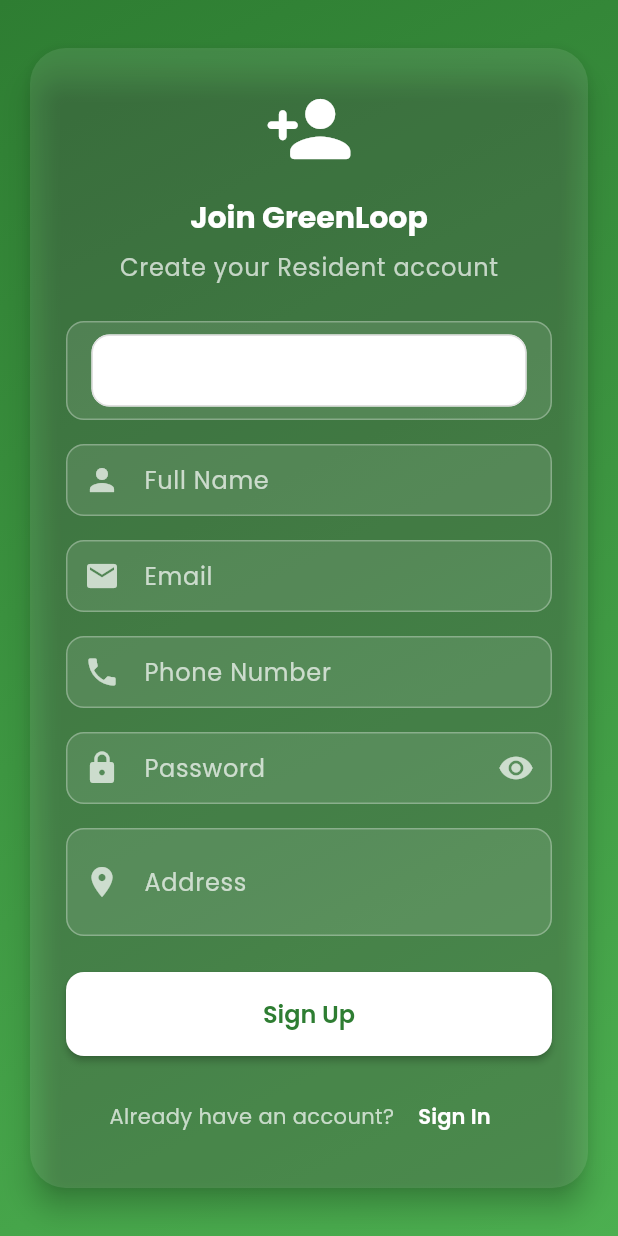
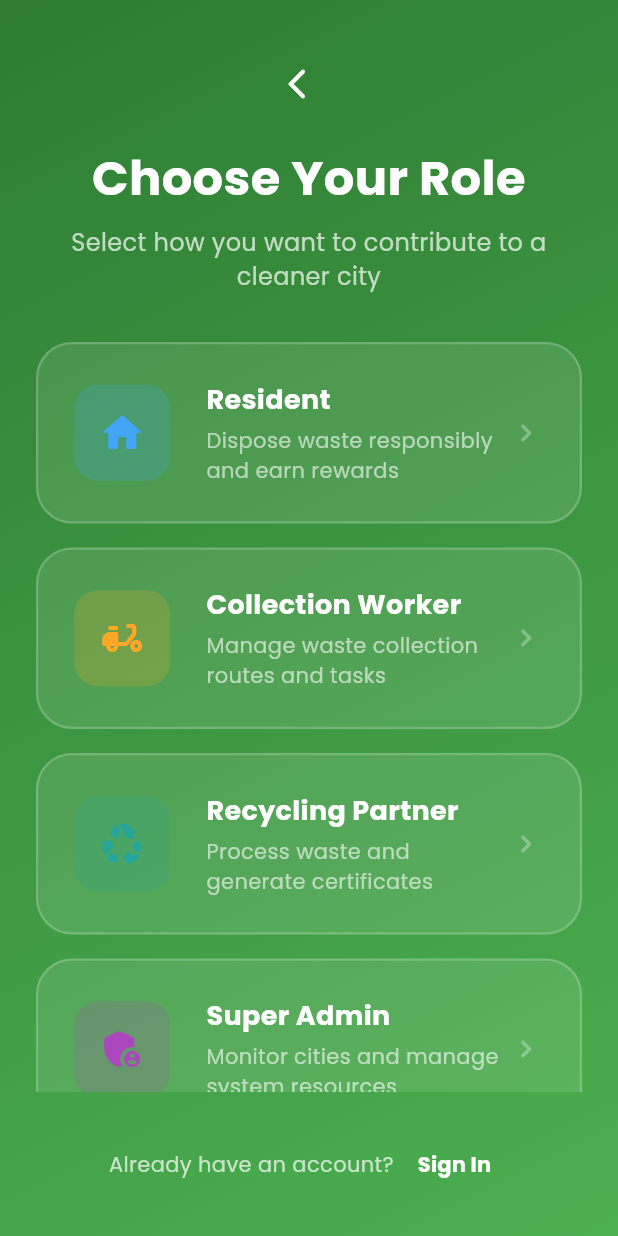
Before and after one commit to ShadaMaitexa/waste_management, a Flutter app: the screen it shows after launch, scrolled down 124 dp, after a tap on "Sign In", after a tap on "Sign Up", on a phone screen of 412 x 824 dp. Run offline on Flutter 3.47's test engine with Material 3 defaults, Android fonts, the phone set to English and light mode, and no system bars; our stand-ins replace fl_chart, google_fonts, shared_preferences; accounts and stored records are empty.

Commit message:
feat: Implement initial application setup, including main routing and core authentication screens for login, registration, and role selection.

```diff
--- a/lib/main.dart
+++ b/lib/main.dart
@@ -6,6 +6,7 @@ import 'screens/auth/login_screen.dart';
 import 'screens/auth/onboarding_screen.dart';
 import 'screens/auth/registration_screen.dart';
 import 'screens/auth/forgot_password_screen.dart';
+import 'screens/auth/role_selection_screen.dart';
 import 'screens/resident/resident_home_screen.dart';
 import 'screens/resident/book_pickup_screen.dart';
 import 'screens/resident/my_pickups_screen.dart';
@@ -73,6 +74,7 @@ class GreenLoopApp extends StatelessWidget {
           '/login': (_) => const LoginScreen(),
           '/register': (_) => const RegistrationScreen(),
           '/forgot-password': (_) => const ForgotPasswordScreen(),
+          '/role-selection': (_) => const RoleSelectionScreen(),
 
           // Resident Routes
           '/resident': (_) => const ResidentHomeScreen(),
--- a/lib/screens/auth/login_screen.dart
+++ b/lib/screens/auth/login_screen.dart
@@ -90,7 +90,7 @@ class _LoginScreenState extends State<LoginScreen> {
   }
 
   void _navigateToSignUp() {
-    Navigator.pushNamed(context, '/register');
+    Navigator.pushNamed(context, '/role-selection');
   }
 
   @override
--- a/lib/screens/auth/registration_screen.dart
+++ b/lib/screens/auth/registration_screen.dart
@@ -21,6 +21,19 @@ class _RegistrationScreenState extends State<RegistrationScreen> {
   bool _isLoading = false;
   bool _obscurePassword = true;
   UserType _selectedUserType = UserType.resident;
+  bool _roleInitialized = false;
+
+  @override
+  void didChangeDependencies() {
+    super.didChangeDependencies();
+    if (!_roleInitialized) {
+      final args = ModalRoute.of(context)?.settings.arguments;
+      if (args is UserType) {
+        _selectedUserType = args;
+      }
+      _roleInitialized = true;
+    }
+  }
 
   @override
   void dispose() {
--- /dev/null
+++ b/lib/screens/auth/role_selection_screen.dart
@@ -0,0 +1,208 @@
+import 'package:flutter/material.dart';
+import '../../services/auth_service.dart';
+import '../../theme/app_theme.dart';
+
+class RoleSelectionScreen extends StatelessWidget {
+  const RoleSelectionScreen({super.key});
+
+  @override
+  Widget build(BuildContext context) {
+    return Scaffold(
+      body: Container(
+        decoration: const BoxDecoration(
+          gradient: AppTheme.primaryGradient,
+        ),
+        child: SafeArea(
+          child: Column(
+            crossAxisAlignment: CrossAxisAlignment.stretch,
+            children: [
+              const SizedBox(height: AppTheme.spacingXL),
+              _buildHeader(context),
+              const SizedBox(height: AppTheme.spacingXL),
+              Expanded(
+                child: SingleChildScrollView(
+                  padding: const EdgeInsets.symmetric(horizontal: AppTheme.spacingL),
+                  child: Column(
+                    children: [
+                      _buildRoleCard(
+                        context,
+                        title: 'Resident',
+                        subtitle: 'Dispose waste responsibly and earn rewards',
+                        icon: Icons.home_rounded,
+                        type: UserType.resident,
+                        color: Colors.blue.shade400,
+                      ),
+                      const SizedBox(height: AppTheme.spacingM),
+                      _buildRoleCard(
+                        context,
+                        title: 'Collection Worker',
+                        subtitle: 'Manage waste collection routes and tasks',
+                        icon: Icons.delivery_dining_rounded,
+                        type: UserType.worker,
+                        color: Colors.orange.shade400,
+                      ),
+                      const SizedBox(height: AppTheme.spacingM),
+                      _buildRoleCard(
+                        context,
+                        title: 'Recycling Partner',
+                        subtitle: 'Process waste and generate certificates',
+                        icon: Icons.recycling_rounded,
+                        type: UserType.recycler,
+                        color: Colors.teal.shade400,
+                      ),
+                      const SizedBox(height: AppTheme.spacingM),
+                      _buildRoleCard(
+                        context,
+                        title: 'Super Admin',
+                        subtitle: 'Monitor cities and manage system resources',
+                        icon: Icons.admin_panel_settings_rounded,
+                        type: UserType.admin,
+                        color: Colors.purple.shade400,
+                      ),
+                      const SizedBox(height: AppTheme.spacingXL),
+                    ],
+                  ),
+                ),
+              ),
+              _buildFooter(context),
+            ],
+          ),
+        ),
+      ),
+    );
+  }
+
+  Widget _buildHeader(BuildContext context) {
+    return Padding(
+      padding: const EdgeInsets.symmetric(horizontal: AppTheme.spacingL),
+      child: Column(
+        children: [
+          IconButton(
+            onPressed: () => Navigator.pop(context),
+            icon: const Icon(Icons.arrow_back_ios_new_rounded, color: Colors.white),
+            alignment: Alignment.centerLeft,
+            padding: EdgeInsets.zero,
+          ),
+          const SizedBox(height: AppTheme.spacingM),
+          const Text(
+            'Choose Your Role',
+            style: TextStyle(
+              color: Colors.white,
+              fontSize: 32,
+              fontWeight: FontWeight.bold,
+            ),
+            textAlign: TextAlign.center,
+          ),
+          const SizedBox(height: AppTheme.spacingS),
+          const Text(
+            'Select how you want to contribute to a cleaner city',
+            style: TextStyle(
+              color: Colors.white70,
+              fontSize: 16,
+            ),
+            textAlign: TextAlign.center,
+          ),
+        ],
+      ),
+    );
+  }
+
+  Widget _buildRoleCard(
+    BuildContext context, {
+    required String title,
+    required String subtitle,
+    required IconData icon,
+    required UserType type,
+    required Color color,
+  }) {
+    return GestureDetector(
+      onTap: () {
+        Navigator.pushNamed(
+          context,
+          '/register',
+          arguments: type,
+        );
+      },
+      child: Container(
+        padding: const EdgeInsets.all(AppTheme.spacingL),
+        decoration: BoxDecoration(
+          color: Colors.white.withOpacity(0.1),
+          borderRadius: BorderRadius.circular(AppTheme.radiusXL),
+          border: Border.all(
+            color: Colors.white.withOpacity(0.2),
+            width: 1.5,
+          ),
+        ),
+        child: Row(
+          children: [
+            Container(
+              padding: const EdgeInsets.all(AppTheme.spacingM),
+              decoration: BoxDecoration(
+                color: color.withOpacity(0.2),
+                borderRadius: BorderRadius.circular(AppTheme.radiusL),
+              ),
+              child: Icon(
+                icon,
+                size: 32,
+                color: color,
+              ),
+            ),
+            const SizedBox(width: AppTheme.spacingL),
+            Expanded(
+              child: Column(
+                crossAxisAlignment: CrossAxisAlignment.start,
+                children: [
+                  Text(
+                    title,
+                    style: const TextStyle(
+                      color: Colors.white,
+                      fontSize: 18,
+                      fontWeight: FontWeight.bold,
+                    ),
+                  ),
+                  const SizedBox(height: 4),
+                  Text(
+                    subtitle,
+                    style: const TextStyle(
+                      color: Colors.white60,
+                      fontSize: 14,
+                    ),
+                  ),
+                ],
+              ),
+            ),
+            const Icon(
+              Icons.chevron_right_rounded,
+              color: Colors.white30,
+            ),
+          ],
+        ),
+      ),
+    );
+  }
+
+  Widget _buildFooter(BuildContext context) {
+    return Padding(
+      padding: const EdgeInsets.all(AppTheme.spacingL),
+      child: Row(
+        mainAxisAlignment: MainAxisAlignment.center,
+        children: [
+          const Text(
+            'Already have an account? ',
+            style: TextStyle(color: Colors.white70),
+          ),
+          TextButton(
+            onPressed: () => Navigator.pop(context),
+            child: const Text(
+              'Sign In',
+              style: TextStyle(
+                color: Colors.white,
+                fontWeight: FontWeight.bold,
+              ),
+            ),
+          ),
+        ],
+      ),
+    );
+  }
+}
```
